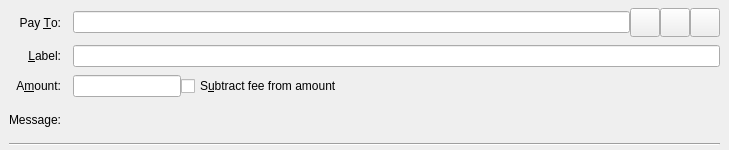
Qt form src/qt/forms/sendcoinsentry.ui (firoorg/firo) before a commit.
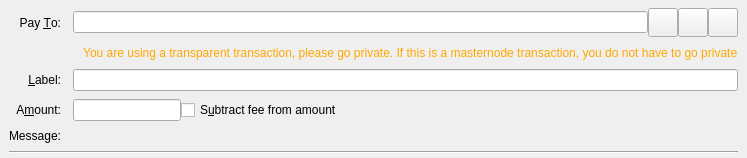
The same form after that commit. Icons and pictures are not drawn. Custom widgets are drawn as their Qt base class.

The edit to the form file:
```diff
--- a/src/qt/forms/sendcoinsentry.ui
+++ b/src/qt/forms/sendcoinsentry.ui
@@ -129,7 +129,49 @@
       </item>
      </layout>
     </item>
-    <item row="1" column="0">
+    <item row="1" column="1">
+     <layout class="QHBoxLayout" name="horizontalLayoutWarning" stretch="0,1">
+      <property name="spacing">
+       <number>0</number>
+      </property>
+      <item>
+       <widget class="QLabel" name="iconWarning">
+        <property name="toolTip">
+         <string></string>
+        </property>
+        <property name="text">
+         <string></string>
+        </property>
+        <property name="minimumWidth">
+          5
+        </property>
+        <property name="minimumHeight">
+          5
+        </property>
+        <property name="fixedWidth">
+          10
+        </property>
+        <property name="fixedHeight">
+          10
+        </property>
+        <property name="styleSheet">
+          <string>margin-left:-30px;margin-right:-10px;margin-top:2px;</string>
+        </property>
+       </widget>
+      </item>
+      <item>
+        <widget class="QLabel" name="textWarning">
+          <property name="text">
+          <string> You are using a transparent transaction, please go private. If this is a masternode transaction, you do not have to go private</string>
+          </property>
+          <property name="styleSheet">
+            <string>color: #FFA800; margin-left:-10px;</string>
+          </property>
+        </widget>
+      </item>
+     </layout>
+    </item>
+    <item row="2" column="0">
      <widget class="QLabel" name="labellLabel">
       <property name="text">
        <string>&amp;Label:</string>
@@ -142,14 +184,14 @@
       </property>
      </widget>
     </item>
-    <item row="1" column="1">
+    <item row="2" column="1">
      <widget class="QLineEdit" name="addAsLabel">
       <property name="toolTip">
        <string>Enter a label for this address to add it to the list of used addresses</string>
       </property>
      </widget>
     </item>
-    <item row="2" column="0">
+    <item row="3" column="0">
      <widget class="QLabel" name="amountLabel">
       <property name="text">
        <string>A&amp;mount:</string>
@@ -162,7 +204,7 @@
       </property>
      </widget>
     </item>
-    <item row="2" column="1">
+    <item row="3" column="1">
      <layout class="QHBoxLayout" name="horizontalLayoutAmount" stretch="0,1">
       <item>
        <widget class="BitcoinAmountField" name="payAmount"/>
@@ -179,7 +221,7 @@
       </item>
      </layout>
     </item>
-    <item row="3" column="0">
+    <item row="4" column="0">
      <widget class="QLabel" name="messageLabel">
       <property name="text">
        <string>Message:</string>
@@ -189,7 +231,7 @@
       </property>
      </widget>
     </item>
-    <item row="3" column="1">
+    <item row="4" column="1">
      <widget class="QLabel" name="messageTextLabel">
       <property name="toolTip">
        <string>A message that was attached to the firo: URI which will be stored with the transaction for your reference. Note: This message will not be sent over the Firo network.</string>
@@ -199,7 +241,7 @@
       </property>
      </widget>
     </item>
-    <item row="4" column="0" colspan="2">
+    <item row="5" column="0" colspan="2">
      <widget class="Line" name="line">
       <property name="orientation">
        <enum>Qt::Horizontal</enum>
```
